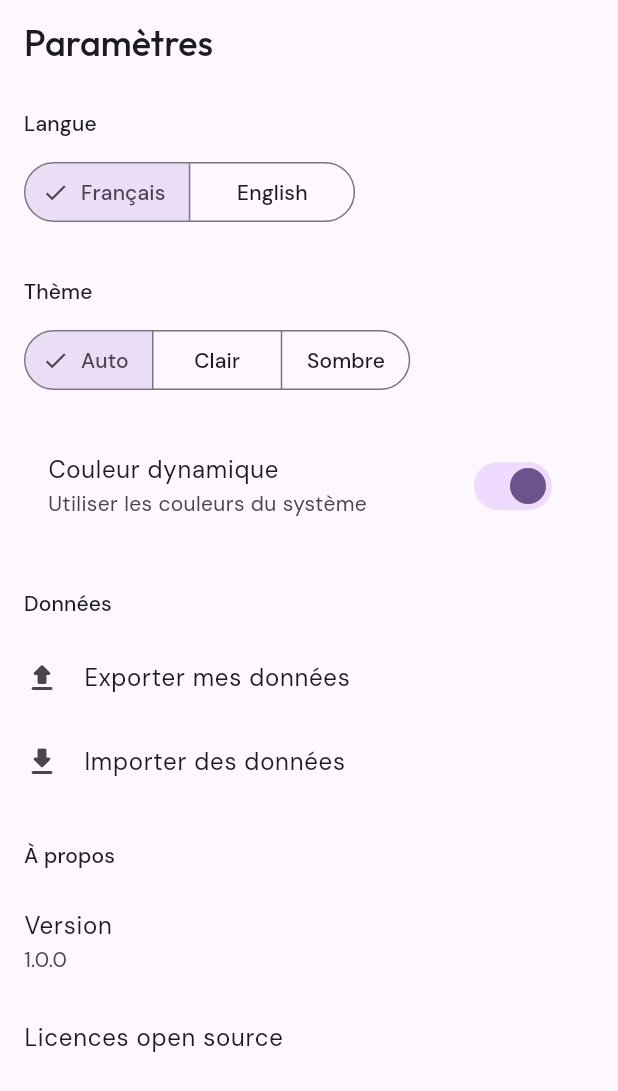
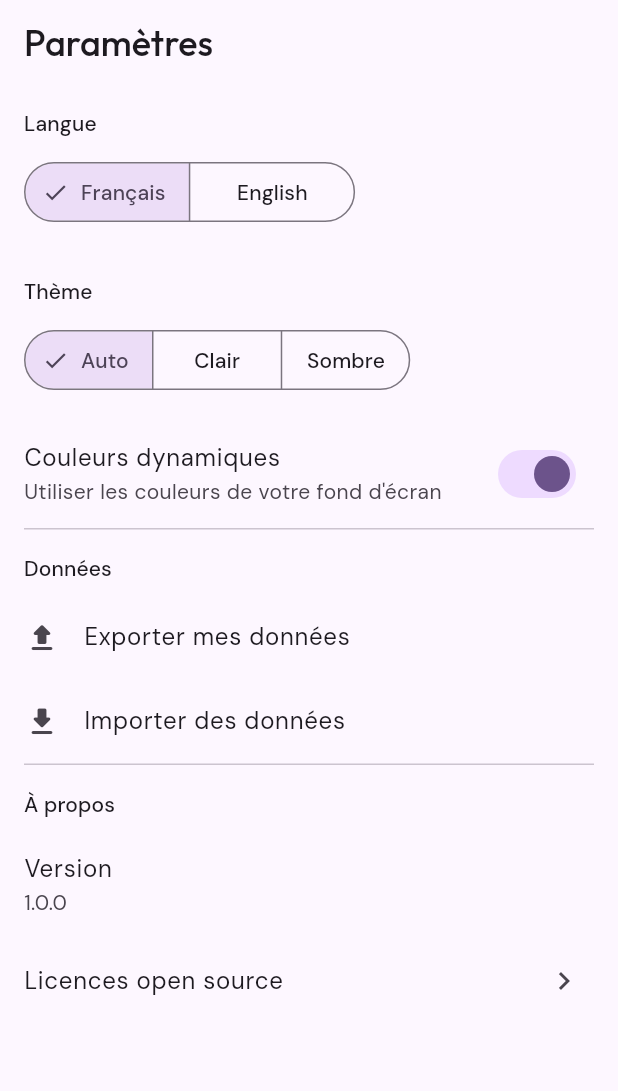
Before and after one commit to QrCommunication/my-skin-routine, a Flutter app: the SettingsScreen screen opened by its route, after a tap on "Français", on a phone screen of 412 x 824 dp. Shown: the top 1091 px of the screen. Run offline on Flutter 3.47's test engine with Material 3 defaults, Android fonts, the phone set to English and light mode, and no system bars; drawn by our look-alikes of dynamic_color, flutter_animate; our stand-ins replace drift, file_picker, flutter_local_notifications, flutter_riverpod, flutter_timezone, freezed_annotation and 7 more; accounts and stored records are empty; generated files the repository leaves out were written again.

Commit message:
fix: rewrite settings screen — remove ConsumerWidget anti-pattern
Replace nested ConsumerWidget subclasses passing ref through constructor
with simple builder methods in the main ConsumerWidget. Fixes runtime
rendering issues on the settings screen.

```diff
--- a/lib/presentation/screens/settings/settings_screen.dart
+++ b/lib/presentation/screens/settings/settings_screen.dart
@@ -1,7 +1,6 @@
 import 'dart:io';
 import 'package:file_picker/file_picker.dart';
 import 'package:flutter/material.dart';
-import 'package:flutter_animate/flutter_animate.dart';
 import 'package:flutter_riverpod/flutter_riverpod.dart';
 import 'package:share_plus/share_plus.dart';
 import 'package:my_skin_routine/presentation/providers/settings_providers.dart';
@@ -18,29 +17,23 @@ class SettingsScreen extends ConsumerWidget {
       ),
       body: ListView(
         children: [
-          _LanguageSection(ref),
-          _ThemeSection(ref),
-          if (Platform.isAndroid) _DynamicColorSection(ref),
-          _DataSection(ref),
-          _AboutSection(),
+          _buildLanguageSection(context, ref),
+          _buildThemeSection(context, ref),
+          if (Platform.isAndroid) _buildDynamicColorSection(context, ref),
+          const Divider(indent: 16, endIndent: 16),
+          _buildDataSection(context, ref),
+          const Divider(indent: 16, endIndent: 16),
+          _buildAboutSection(context),
         ],
       ),
     );
   }
-}
 
-class _LanguageSection extends ConsumerWidget {
-  final WidgetRef ref;
-
-  const _LanguageSection(this.ref);
-
-  @override
-  Widget build(BuildContext context, WidgetRef ref) {
+  Widget _buildLanguageSection(BuildContext context, WidgetRef ref) {
     final localeAsync = ref.watch(localeProvider);
-
     return localeAsync.when(
       data: (locale) {
-        final selectedValue = locale?.languageCode ?? 'system';
+        final selected = locale?.languageCode ?? 'fr';
         return Padding(
           padding: const EdgeInsets.all(16),
           child: Column(
@@ -53,16 +46,11 @@ class _LanguageSection extends ConsumerWidget {
                   ButtonSegment(label: Text('Français'), value: 'fr'),
                   ButtonSegment(label: Text('English'), value: 'en'),
                 ],
-                selected: {selectedValue},
-                onSelectionChanged: (Set<String> newSelection) {
-                  final value = newSelection.first;
-                  if (value == 'system') {
-                    ref.read(localeProvider.notifier).setLocale(null);
-                  } else {
-                    ref
-                        .read(localeProvider.notifier)
-                        .setLocale(Locale(value));
-                  }
+                selected: {selected},
+                onSelectionChanged: (newSelection) {
+                  ref.read(localeProvider.notifier).setLocale(
+                        Locale(newSelection.first),
+                      );
                 },
               ),
             ],
@@ -71,22 +59,14 @@ class _LanguageSection extends ConsumerWidget {
       },
       loading: () => const Padding(
         padding: EdgeInsets.all(16),
-        child: CircularProgressIndicator(),
+        child: Center(child: CircularProgressIndicator()),
       ),
       error: (_, __) => const SizedBox.shrink(),
     );
   }
-}
 
-class _ThemeSection extends ConsumerWidget {
-  final WidgetRef ref;
-
-  const _ThemeSection(this.ref);
-
-  @override
-  Widget build(BuildContext context, WidgetRef ref) {
+  Widget _buildThemeSection(BuildContext context, WidgetRef ref) {
     final themeAsync = ref.watch(themeModeProvider);
-
     return themeAsync.when(
       data: (themeMode) {
         return Padding(
@@ -103,7 +83,7 @@ class _ThemeSection extends ConsumerWidget {
                   ButtonSegment(label: Text('Sombre'), value: ThemeMode.dark),
                 ],
                 selected: {themeMode},
-                onSelectionChanged: (Set<ThemeMode> newSelection) {
+                onSelectionChanged: (newSelection) {
                   ref
                       .read(themeModeProvider.notifier)
                       .setThemeMode(newSelection.first);
@@ -115,88 +95,77 @@ class _ThemeSection extends ConsumerWidget {
       },
       loading: () => const Padding(
         padding: EdgeInsets.all(16),
-        child: CircularProgressIndicator(),
+        child: Center(child: CircularProgressIndicator()),
       ),
       error: (_, __) => const SizedBox.shrink(),
     );
   }
-}
 
-class _DynamicColorSection extends ConsumerWidget {
-  final WidgetRef ref;
-
-  const _DynamicColorSection(this.ref);
-
-  @override
-  Widget build(BuildContext context, WidgetRef ref) {
-    final dynamicColorAsync =
-        ref.watch(dynamicColorEnabledProvider);
-
-    return dynamicColorAsync.when(
+  Widget _buildDynamicColorSection(BuildContext context, WidgetRef ref) {
+    final dynamicAsync = ref.watch(dynamicColorEnabledProvider);
+    return dynamicAsync.when(
       data: (enabled) {
-        return Padding(
-          padding: const EdgeInsets.symmetric(horizontal: 16, vertical: 8),
-          child: SwitchListTile(
-            title: const Text('Couleur dynamique'),
-            subtitle: const Text('Utiliser les couleurs du système'),
+        return SwitchListTile(
+          title: const Text('Couleurs dynamiques'),
+          subtitle:
+              const Text('Utiliser les couleurs de votre fond d\'écran'),
           value: enabled,
           onChanged: (value) {
             ref
                 .read(dynamicColorEnabledProvider.notifier)
                 .setDynamicColorEnabled(value);
           },
-          ),
         );
       },
       loading: () => const SizedBox.shrink(),
       error: (_, __) => const SizedBox.shrink(),
     );
   }
-}
 
-class _DataSection extends ConsumerWidget {
-  final WidgetRef ref;
-
-  const _DataSection(this.ref);
-
-  @override
-  Widget build(BuildContext context, WidgetRef ref) {
+  Widget _buildDataSection(BuildContext context, WidgetRef ref) {
     return Column(
       crossAxisAlignment: CrossAxisAlignment.start,
       children: [
         Padding(
-          padding: const EdgeInsets.fromLTRB(16, 24, 16, 12),
-          child: Text('Données', style: Theme.of(context).textTheme.labelLarge),
+          padding: const EdgeInsets.fromLTRB(16, 16, 16, 8),
+          child:
+              Text('Données', style: Theme.of(context).textTheme.labelLarge),
         ),
         ListTile(
           leading: const Icon(Icons.upload_rounded),
           title: const Text('Exporter mes données'),
           onTap: () => _handleExport(context, ref),
-        )
-            .animate()
-            .fadeIn(
-              delay: 100.ms,
-              duration: 300.ms,
-            )
-            .slideX(
-              begin: 0.05,
-              delay: 100.ms,
-              duration: 300.ms,
         ),
         ListTile(
           leading: const Icon(Icons.download_rounded),
           title: const Text('Importer des données'),
           onTap: () => _handleImportDialog(context, ref),
-        )
-            .animate()
-            .fadeIn(
-              delay: 150.ms,
-              duration: 300.ms,
-            )
-            .slideX(
-              begin: 0.05,
-              delay: 150.ms,
-              duration: 300.ms,
+        ),
+      ],
+    );
+  }
+
+  Widget _buildAboutSection(BuildContext context) {
+    return Column(
+      crossAxisAlignment: CrossAxisAlignment.start,
+      children: [
+        Padding(
+          padding: const EdgeInsets.fromLTRB(16, 16, 16, 8),
+          child:
+              Text('À propos', style: Theme.of(context).textTheme.labelLarge),
+        ),
+        const ListTile(
+          title: Text('Version'),
+          subtitle: Text('1.0.0'),
+        ),
+        ListTile(
+          title: const Text('Licences open source'),
+          trailing: const Icon(Icons.chevron_right),
+          onTap: () => showLicensePage(
+            context: context,
+            applicationName: 'My Skin Routine',
+            applicationVersion: '1.0.0',
+          ),
         ),
       ],
     );
@@ -206,10 +175,8 @@ class _DataSection extends ConsumerWidget {
     try {
       final repository = ref.read(exportImportRepositoryProvider);
       final zipPath = await repository.exportData();
-
-      final files = [XFile(zipPath)];
-      await Share.shareXFiles(files, text: 'Mes données de routine');
-
+      await Share.shareXFiles([XFile(zipPath)],
+          text: 'My Skin Routine backup');
       if (context.mounted) {
         ScaffoldMessenger.of(context).showSnackBar(
           const SnackBar(content: Text('Export réussi ✓')),
@@ -224,46 +191,44 @@ class _DataSection extends ConsumerWidget {
     }
   }
 
-  Future<void> _handleImportDialog(BuildContext context, WidgetRef ref) async {
-    showDialog(
+  Future<void> _handleImportDialog(
+      BuildContext context, WidgetRef ref) async {
+    final confirmed = await showDialog<bool>(
       context: context,
-      builder: (BuildContext dialogContext) {
-        return AlertDialog(
+      builder: (ctx) => AlertDialog(
         title: const Text('Importer des données'),
         content: const Text(
           'Ceci remplacera toutes vos données actuelles. Cette action est irréversible.',
         ),
         actions: [
           TextButton(
-              onPressed: () => Navigator.pop(dialogContext),
+            onPressed: () => Navigator.pop(ctx, false),
             child: const Text('Annuler'),
           ),
-            TextButton(
-              onPressed: () {
-                Navigator.pop(dialogContext);
-                _handleImport(context, ref);
-              },
+          FilledButton(
+            onPressed: () => Navigator.pop(ctx, true),
+            style: FilledButton.styleFrom(
+              backgroundColor: Theme.of(context).colorScheme.error,
+              foregroundColor: Theme.of(context).colorScheme.onError,
+            ),
             child: const Text('Confirmer'),
           ),
         ],
+      ),
     );
-      },
-    );
-  }
 
-  Future<void> _handleImport(BuildContext context, WidgetRef ref) async {
+    if (confirmed != true) return;
+
     try {
       final result = await FilePicker.platform.pickFiles(
         type: FileType.custom,
         allowedExtensions: ['zip'],
       );
-
       if (result != null && result.files.isNotEmpty) {
         final filePath = result.files.first.path;
         if (filePath != null) {
           final repository = ref.read(exportImportRepositoryProvider);
           await repository.importData(filePath);
-
           if (context.mounted) {
             ScaffoldMessenger.of(context).showSnackBar(
               const SnackBar(content: Text('Import réussi ✓')),
@@ -280,27 +245,3 @@ class _DataSection extends ConsumerWidget {
     }
   }
 }
-
-class _AboutSection extends StatelessWidget {
-  @override
-  Widget build(BuildContext context) {
-    return Column(
-      crossAxisAlignment: CrossAxisAlignment.start,
-      children: [
-        Padding(
-          padding: const EdgeInsets.fromLTRB(16, 24, 16, 12),
-          child:
-              Text('À propos', style: Theme.of(context).textTheme.labelLarge),
-        ),
-        ListTile(
-          title: const Text('Version'),
-          subtitle: const Text('1.0.0'),
-        ),
-        ListTile(
-          title: const Text('Licences open source'),
-          onTap: () => showLicensePage(context: context),
-        ),
-      ],
-    );
-  }
-}
```
Lines whose indentation alone changed are shown as unchanged.
